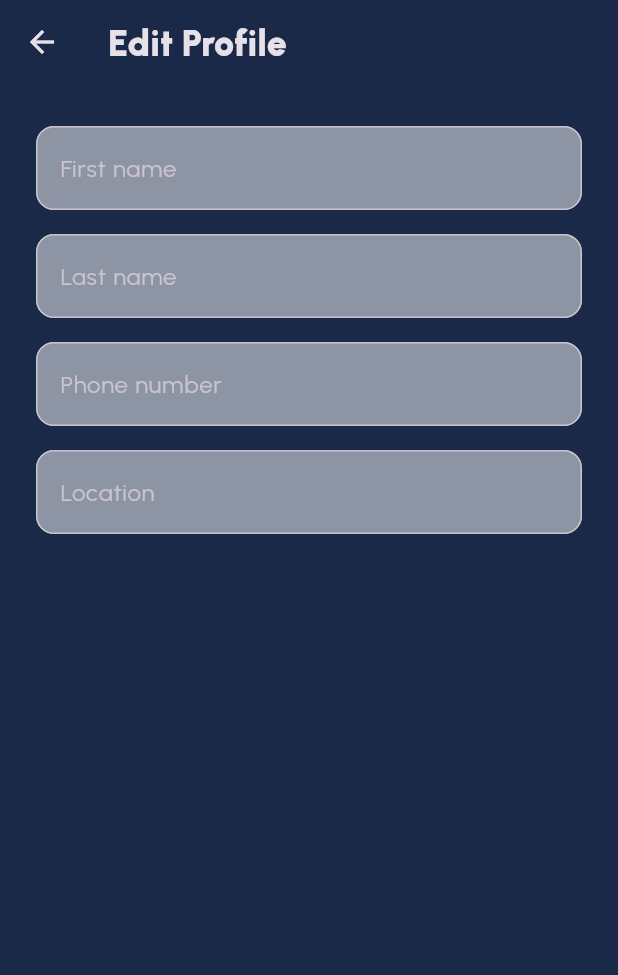
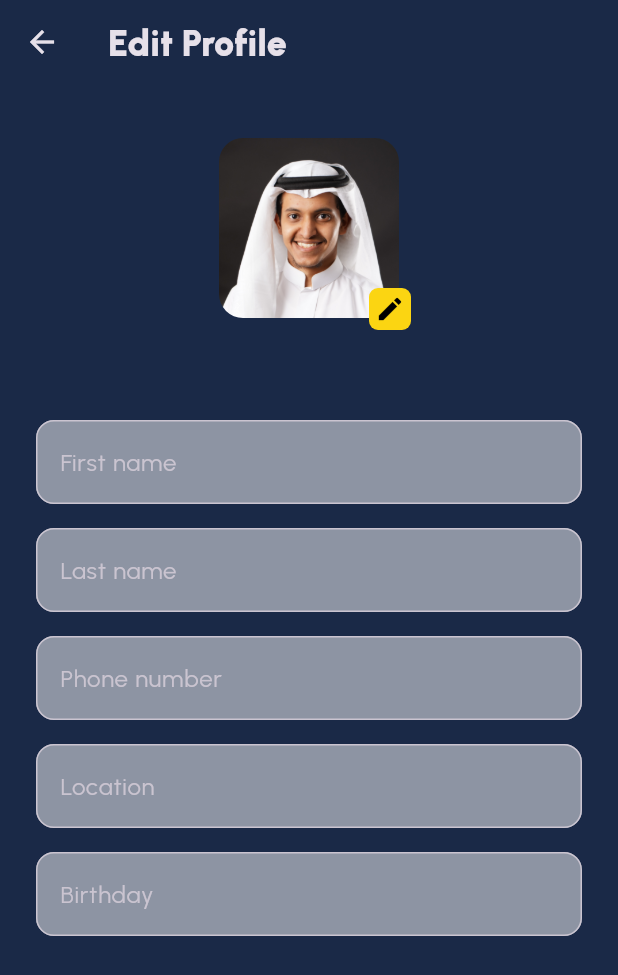
Before and after one commit to Abdulrahmanaak/flutter_test_application, a Flutter app: the EditProfilePage screen opened by its route, on a phone screen of 412 x 824 dp. Shown: the top 975 px of the screen. Run offline on Flutter 3.47's test engine with Material 3 defaults, Android fonts, the phone set to English and light mode, and no system bars; our stand-ins replace flutter_svg.

Commit message:
stack and positioned widget

```diff
--- a/lib/pages/edit_profile_page.dart
+++ b/lib/pages/edit_profile_page.dart
@@ -1,7 +1,9 @@
 import 'package:flutter/material.dart';
 import 'package:flutter_test_application/components/app_text_field.dart';
 import 'package:flutter_test_application/components/toolbar.dart';
+import 'package:flutter_test_application/components/user_Avatar.dart';
 import 'package:flutter_test_application/config/app_strings.dart';
+import 'package:flutter_test_application/styles/app_colors.dart';
 
 class EditProfilePage extends StatelessWidget {
   const EditProfilePage({super.key});
@@ -14,6 +16,35 @@ class EditProfilePage extends StatelessWidget {
         padding: const EdgeInsets.all(24),
         child: Column(
           children: [
+            Stack(
+              children: [
+                Padding(
+                  padding: const EdgeInsets.all(8),
+                  child: UserAvatar(
+                    size: 120,
+                  ),
+                ),
+                Positioned(
+                    bottom: 0,
+                    right: 0,
+                    child: Container(
+                        padding: const EdgeInsets.all(4),
+                        decoration: BoxDecoration(
+                          color: AppColors.primary,
+                          borderRadius: BorderRadius.all(
+                            Radius.circular(6),
+                          ),
+                        ),
+                        child: Icon(
+                          Icons.edit,
+                          size: 20,
+                          color: Colors.black,
+                        ))),
+              ],
+            ),
+            SizedBox(
+              height: 60,
+            ),
             AppTextField(hint: AppStrings.firstName),
             SizedBox(
               height: 16,
@@ -27,6 +58,10 @@ class EditProfilePage extends StatelessWidget {
               height: 16,
             ),
             AppTextField(hint: AppStrings.location),
+            SizedBox(
+              height: 16,
+            ),
+            AppTextField(hint: AppStrings.birthday),
           ],
         ),
       ),
```
